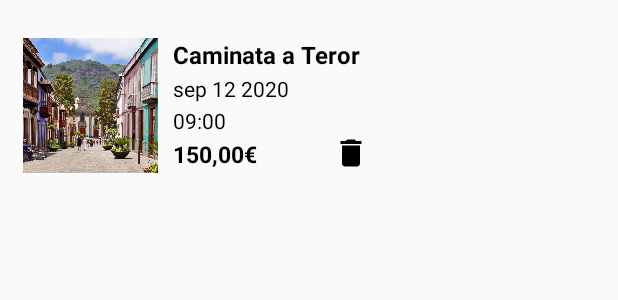
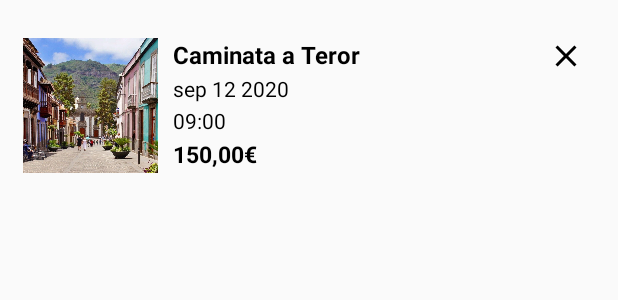
Before and after one commit to EstebanRuizViera/EnterpriseClient, an Android app: the layout recyclerview_cart.xml on its own in the app's theme, with its tools: preview values and no code run, on a phone screen of 412 x 824 dp. Shown: the top 300 px of the screen. Run offline under Robolectric (Android 15) with nearby library versions, the light colour scheme and no system bars; network calls fail.

Commit message:
recyclerview_cart modified

```diff
--- /dev/null
+++ b/app/src/main/res/drawable/ic_close.xml
@@ -0,0 +1,9 @@
+<vector xmlns:android="http://schemas.android.com/apk/res/android"
+        android:width="24dp"
+        android:height="24dp"
+        android:viewportWidth="24.0"
+        android:viewportHeight="24.0">
+    <path
+        android:fillColor="#FF000000"
+        android:pathData="M19,6.41L17.59,5 12,10.59 6.41,5 5,6.41 10.59,12 5,17.59 6.41,19 12,13.41 17.59,19 19,17.59 13.41,12z"/>
+</vector>
--- a/app/src/main/res/layout/recyclerview_cart.xml
+++ b/app/src/main/res/layout/recyclerview_cart.xml
@@ -22,10 +22,17 @@
 
         <LinearLayout
             android:id="@+id/click_cart"
-            android:layout_width="match_parent"
-            android:layout_height="100dp"
+            android:layout_width="250dp"
+            android:layout_height="wrap_content"
             android:layout_marginLeft="10dp"
             android:orientation="vertical">
+
+
+            <LinearLayout
+                android:layout_width="match_parent"
+                android:layout_height="wrap_content"
+                android:orientation="horizontal">
+
 
                 <TextView
                     android:id="@+id/cart_product"
@@ -35,6 +42,8 @@
                     android:textColor="?attr/textColor"
                     android:textSize="16sp"
                     android:textStyle="bold" />
+
+            </LinearLayout>
 
             <TextView
                 android:id="@+id/cart_date"
@@ -54,11 +63,6 @@
                 android:textColor="?attr/textColor" />
 
 
-
-            <LinearLayout
-                android:layout_width="match_parent"
-                android:layout_height="match_parent">
-
             <TextView
                 android:id="@+id/cart_price"
                 android:layout_width="wrap_content"
@@ -70,15 +74,15 @@
                 android:textSize="15sp"
                 android:textStyle="bold" />
 
-                <ImageView
-                    android:layout_width="24dp"
-                    android:layout_height="24dp"
-                    android:layout_marginLeft="45dp"
-                    android:src="@drawable/ic_delete"/>
 
         </LinearLayout>
 
+        <ImageView
+            android:layout_width="wrap_content"
+            android:layout_height="wrap_content"
+            android:scrollbarAlwaysDrawHorizontalTrack="false"
+            android:scrollbarAlwaysDrawVerticalTrack="false"
+            android:src="@drawable/ic_close" />
+
     </LinearLayout>
 </LinearLayout>
-
-</LinearLayout>
```
Lines whose indentation alone changed are shown as unchanged.
